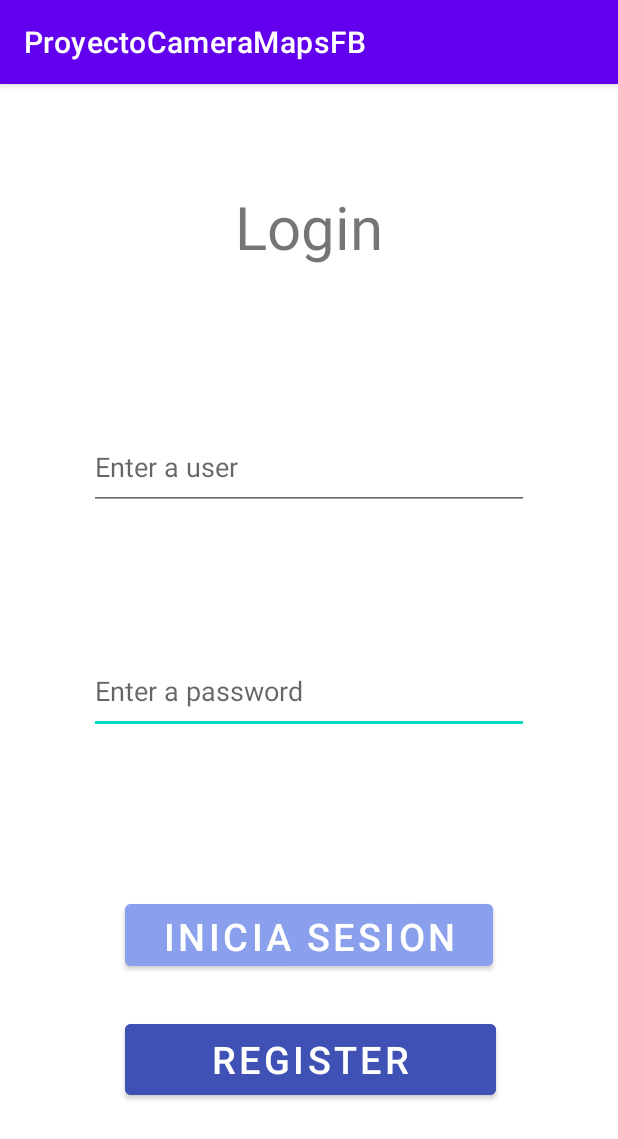
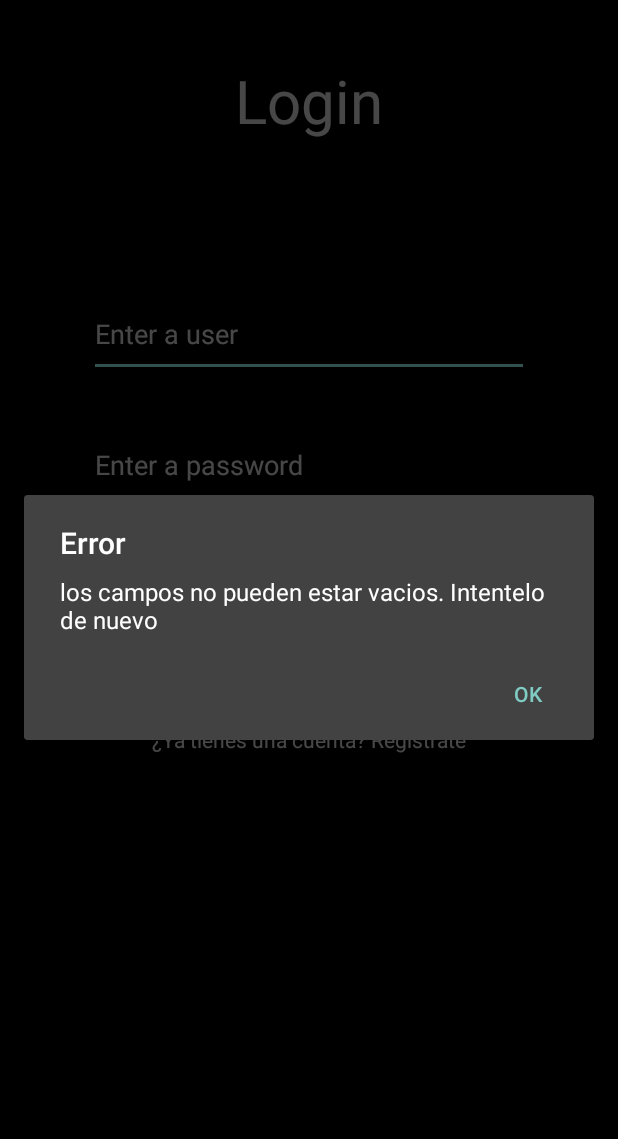
Before and after one commit to AlonsoPelaez/ProyectoCameraMapsFB, an Android app: the Login screen opened directly, with no data from a screen before it, after a tap on "INICIA SESION", on a phone screen of 412 x 824 dp. Shown: the top 1139 px of the screen. Run offline under Robolectric (Android 15) with nearby library versions, the phone set to English and light mode, and no system bars; our stand-ins replace Firebase (no records; nobody signed in at launch, a user with empty details on screens opened directly).

Commit message:
actualizacion modificado login register y mejora en la barra de menu, implementacion del logout,

```diff
--- a/app/src/main/java/com/dam2/m08/proyectocameramapsfb/Login.java
+++ b/app/src/main/java/com/dam2/m08/proyectocameramapsfb/Login.java
@@ -8,6 +8,7 @@ import android.os.Bundle;
 import android.view.View;
 import android.widget.Button;
 import android.widget.EditText;
+import android.widget.TextView;
 
 import androidx.annotation.NonNull;
 import androidx.annotation.Nullable;
@@ -26,7 +27,7 @@ public class Login extends AppCompatActivity {
     private EditText usuario;
     private EditText password;
     private Button btn_login;
-    private Button btn_register;
+    private TextView sendToRegister;
 
     @Override
     protected void onCreate(@Nullable Bundle savedInstanceState) {
@@ -36,7 +37,7 @@ public class Login extends AppCompatActivity {
         btn_login = findViewById(R.id.btnLogin);
         usuario = findViewById(R.id.edtxt_Usuario_Login);
         password = findViewById(R.id.edtxt_Contraseña_Login);
-        btn_register = findViewById(R.id.sendToRegister);
+        sendToRegister = findViewById(R.id.sendToRegister);
 
         session();
         initUi();
@@ -62,14 +63,16 @@ public class Login extends AppCompatActivity {
                                     }
                                 }
                             });
+                }else {
+                    showAlertError("los campos no pueden estar vacios. Intentelo de nuevo");
                 }
             }
         });
 
-        btn_register.setOnClickListener(new View.OnClickListener() {
+        sendToRegister.setOnClickListener(new View.OnClickListener() {
             @Override
             public void onClick(View v) {
-                Intent intent= new Intent(Login.this, Register.class);
+                Intent intent= new Intent(getApplicationContext(), Register.class);
                 startActivity(intent);
             }
         });
--- a/app/src/main/java/com/dam2/m08/proyectocameramapsfb/Register.java
+++ b/app/src/main/java/com/dam2/m08/proyectocameramapsfb/Register.java
@@ -61,6 +61,8 @@ public class Register extends AppCompatActivity {
                                     }
                                 }
                             });
+                }else {
+                    showAlertError("Los campos no pueden estar vacios. Intentenlo de nuevo");
                 }
             }
         });
--- a/app/src/main/res/layout/login.xml
+++ b/app/src/main/res/layout/login.xml
@@ -4,81 +4,62 @@
     xmlns:tools="http://schemas.android.com/tools"
     android:id="@+id/contenedor_login"
     android:layout_width="match_parent"
-    android:layout_height="match_parent">
+    android:layout_height="match_parent"
+    android:background="@color/black">
+
+    <LinearLayout
+        android:layout_width="match_parent"
+        android:layout_height="match_parent"
+        android:orientation="vertical">
 
         <TextView
-        android:id="@+id/txt_Login"
             android:layout_width="wrap_content"
             android:layout_height="wrap_content"
-        android:layout_marginStart="8dp"
-        android:layout_marginTop="8dp"
-        android:layout_marginEnd="8dp"
+            android:layout_marginTop="40dp"
+            android:layout_gravity="center"
             android:text="Login"
-        android:textSize="40sp"
-        app:layout_constraintBottom_toBottomOf="parent"
-        app:layout_constraintEnd_toEndOf="parent"
-        app:layout_constraintStart_toStartOf="parent"
-        app:layout_constraintTop_toTopOf="parent"
-        app:layout_constraintVertical_bias="0.085" />
+            android:textSize="40sp" />
+
+        <EditText
+            android:id="@+id/edtxt_Usuario_Login"
+            android:layout_width="293dp"
+            android:layout_height="57dp"
+            android:layout_gravity="center"
+            android:layout_marginTop="100dp"
+            android:ems="10"
+            android:hint="Enter a user"
+            android:inputType="textPersonName"
+            android:textColor="@color/white" />
 
         <EditText
             android:id="@+id/edtxt_Contraseña_Login"
             android:layout_width="293dp"
             android:layout_height="57dp"
-        android:layout_marginTop="8dp"
+            android:layout_gravity="center"
+            android:layout_marginTop="30dp"
             android:ems="10"
             android:hint="Enter a password"
             android:inputType="textPassword"
-        app:layout_constraintBottom_toBottomOf="parent"
-        app:layout_constraintEnd_toEndOf="@+id/edtxt_Usuario_Login"
-        app:layout_constraintHorizontal_bias="0.0"
-        app:layout_constraintStart_toStartOf="@+id/edtxt_Usuario_Login"
-        app:layout_constraintTop_toBottomOf="@+id/edtxt_Usuario_Login"
-        app:layout_constraintVertical_bias="0.2" />
-
-    <EditText
-        android:id="@+id/edtxt_Usuario_Login"
-        android:layout_width="293dp"
-        android:layout_height="57dp"
-        android:layout_marginTop="8dp"
-        android:ems="10"
-        android:hint="Enter a user"
-        android:inputType="textPersonName"
-        app:layout_constraintBottom_toBottomOf="parent"
-        app:layout_constraintEnd_toEndOf="@+id/txt_Login"
-        app:layout_constraintStart_toStartOf="@+id/txt_Login"
-        app:layout_constraintTop_toBottomOf="@+id/txt_Login"
-        app:layout_constraintVertical_bias="0.167" />
+            android:textColor="@color/white" />
 
         <Button
             android:id="@+id/btnLogin"
-        android:layout_width="245dp"
-        android:layout_height="53dp"
-        android:layout_marginTop="8dp"
-        android:backgroundTint="#8AA0EC"
+            android:layout_width="wrap_content"
+            android:layout_height="wrap_content"
+            android:layout_gravity="center"
+            android:layout_marginTop="70dp"
+            android:backgroundTint="#3600B1"
             android:text="Inicia Sesion"
-        android:textSize="25sp"
-        app:layout_constraintBottom_toBottomOf="parent"
-        app:layout_constraintEnd_toEndOf="@+id/edtxt_Contraseña_Login"
-        app:layout_constraintHorizontal_bias="0.494"
-        app:layout_constraintStart_toStartOf="@+id/edtxt_Contraseña_Login"
-        app:layout_constraintTop_toBottomOf="@+id/edtxt_Contraseña_Login"
-        app:layout_constraintVertical_bias="0.363" />
+            android:textSize="25sp" />
 
-    <Button
+        <TextView
             android:id="@+id/sendToRegister"
-        android:layout_width="247dp"
-        android:layout_height="59dp"
-        android:layout_marginTop="8dp"
-        android:layout_marginBottom="8dp"
-        android:backgroundTint="#3F51B5"
-        android:text="Register"
-        android:textSize="25sp"
-        app:layout_constraintBottom_toBottomOf="parent"
-        app:layout_constraintEnd_toEndOf="@+id/btnLogin"
-        app:layout_constraintHorizontal_bias="0.0"
-        app:layout_constraintStart_toStartOf="@+id/btnLogin"
-        app:layout_constraintTop_toBottomOf="@+id/btnLogin"
-        app:layout_constraintVertical_bias="0.186" />
+            android:layout_width="wrap_content"
+            android:layout_height="wrap_content"
+            android:layout_gravity="center"
+            android:layout_marginTop="20dp"
+            android:text="@string/enlace_al_registro" />
+
+    </LinearLayout>
 
 </androidx.constraintlayout.widget.ConstraintLayout>
--- a/app/src/main/res/menu/menu.xml
+++ b/app/src/main/res/menu/menu.xml
@@ -1,6 +1,5 @@
 <?xml version="1.0" encoding="utf-8"?>
 <menu xmlns:android="http://schemas.android.com/apk/res/android">
-<!--    <item android:id="@+id/maps" android:icon="@drawable/"/>-->
     <item android:id="@+id/maps"
         android:title="maps"
         android:icon="@drawable/ic_baseline_place_24"/>
--- a/app/src/main/res/values/strings.xml
+++ b/app/src/main/res/values/strings.xml
@@ -3,4 +3,6 @@
     <string name="title_activity_maps">MapsActivity</string>
     <string name="prefer_file">com.dam2.m08.ProyectoCameraMapsFB.Reference_File</string>
     <string name="iv_foto">foto</string>
+    <string name="enlace_al_registro" translatable="false">¿Ya tienes una cuenta? Registrate</string>
+    <string name="titulo_registro" translatable="false">Registro</string>
 </resources>
```
Also changed, not shown: app/src/main/AndroidManifest.xml (+10 -1 lines), app/src/main/java/com/dam2/m08/proyectocameramapsfb/Configuracion.java (added, +38 -0 lines), app/src/main/java/com/dam2/m08/proyectocameramapsfb/MapsActivity.java (+57 -26 lines), app/src/main/res/layout/activity_maps.xml (+39 -14 lines), app/src/main/res/layout/configuracion.xml (added, +25 -0 lines), app/src/main/res/layout/register.xml (+36 -50 lines). Lines whose indentation alone changed are shown as unchanged.
